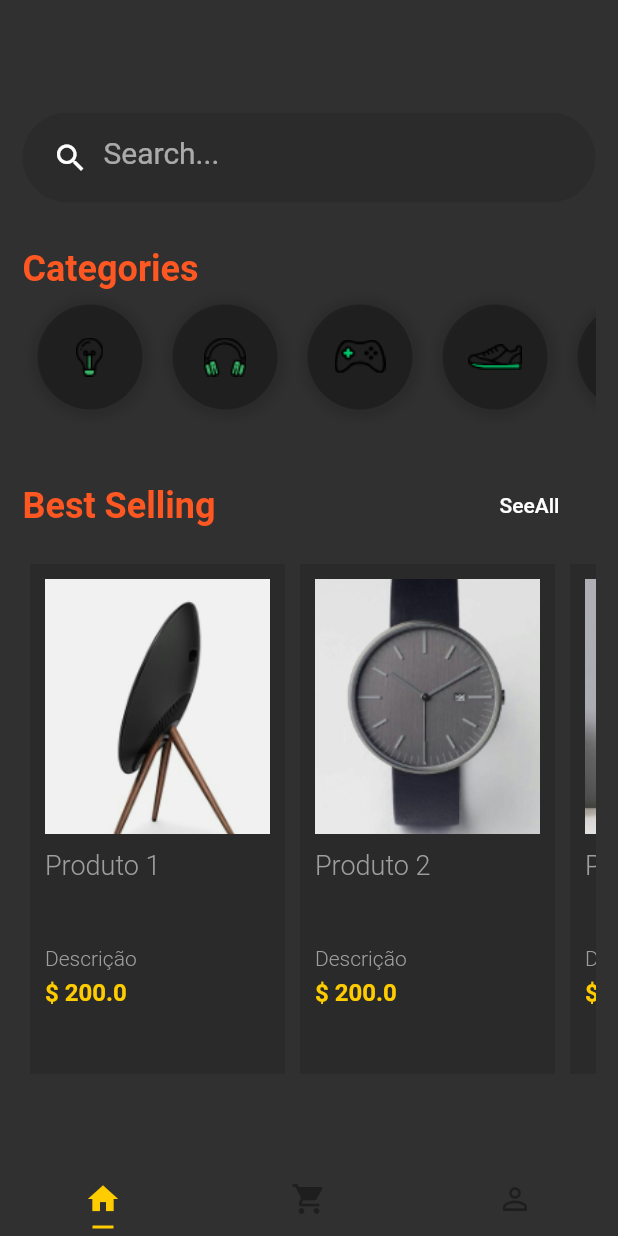
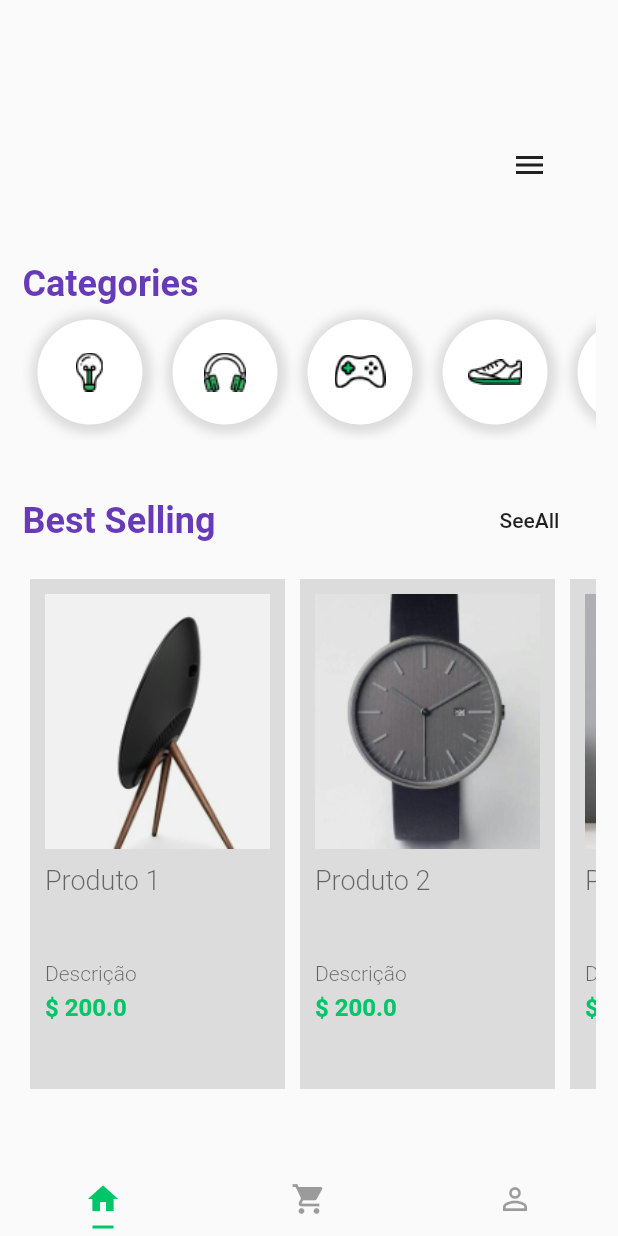
Before and after one commit to felipeminello/flutter-7185, a Flutter app: the screen it shows after launch, on a phone screen of 412 x 824 dp. Run offline on Flutter 3.47's test engine with Material 2 defaults, Android fonts, the phone set to English and light mode, and no system bars.

Commit message:
animações

```diff
--- a/lib/main.dart
+++ b/lib/main.dart
@@ -13,7 +13,7 @@ class MyApp extends StatelessWidget {
     return MaterialApp(
       title: 'Shopping',
       debugShowCheckedModeBanner: false,
-      theme: darkYellowTheme(),
+      theme: lightTheme(),
       home: DefaultTabController(
         length: 3,
         child: TabsPage(),
--- a/lib/pages/product.page.dart
+++ b/lib/pages/product.page.dart
@@ -27,10 +27,13 @@ class ProductPage extends StatelessWidget {
               pinned: true,
               flexibleSpace: FlexibleSpaceBar(
                 centerTitle: true,
-                background: Image.asset(
-                  'assets/${this.image}',
-                  width: double.infinity,
-                  fit: BoxFit.fitWidth,
+                background: Hero(
+                  tag: image,
+                  child: Image.asset(
+                    'assets/${this.image}',
+                    width: double.infinity,
+                    fit: BoxFit.fitWidth,
+                  ),
                 ),
               ),
             ),
--- a/lib/themes/light.theme.dart
+++ b/lib/themes/light.theme.dart
@@ -11,7 +11,7 @@ ThemeData lightTheme() {
     primaryColor: primaryColor,
     accentColor: Colors.white,
     textTheme: new TextTheme(
-      bodyText2: new TextStyle(color: Colors.red), //body1
+      bodyText2: new TextStyle(color: Colors.black54), //body1
       headline1: new TextStyle(fontSize: 78), //display4
       button: new TextStyle(color: Colors.green),
       headline5: new TextStyle(
--- /dev/null
+++ b/lib/widgets/animated-input.widget.dart
@@ -0,0 +1,100 @@
+import 'package:flutter/material.dart';
+
+class AnimatedInput extends StatelessWidget {
+  final AnimationController controller;
+  final Animation<Color> containerColorAnim;
+  final Animation<double> containerOpacityAnim;
+  final Animation<double> containerBorderRadiusAnim;
+  final Animation<double> containerSizeAnim;
+
+  AnimatedInput({this.controller})
+      : containerOpacityAnim = Tween(
+          begin: 0.0,
+          end: 1.0,
+        ).animate(
+          CurvedAnimation(
+            parent: controller,
+            curve: Interval(0.7, 0.9),
+          ),
+        ),
+        containerSizeAnim = Tween(
+          begin: 60.0,
+          end: 280.0,
+        ).animate(
+          CurvedAnimation(
+            parent: controller,
+            curve: Interval(0.2, 0.3),
+          ),
+        ),
+        containerBorderRadiusAnim = Tween(
+          begin: 0.0,
+          end: 30.0,
+        ).animate(
+          CurvedAnimation(
+            parent: controller,
+            curve: Interval(0.25, 0.4),
+          ),
+        ),
+        containerColorAnim = ColorTween(
+          begin: Colors.white.withOpacity(0),
+          end: Colors.black12,
+        ).animate(
+          CurvedAnimation(
+            parent: controller,
+            curve: Interval(0.0, 0.25),
+          ),
+        );
+  @override
+  Widget build(BuildContext context) {
+    return AnimatedBuilder(animation: controller, builder: _animate);
+  }
+
+  Widget _animate(context, child) {
+    return Container(
+      height: 60,
+      decoration: BoxDecoration(
+        color: containerColorAnim.value,
+        borderRadius: BorderRadius.all(
+          Radius.circular(
+            containerBorderRadiusAnim.value,
+          ),
+        ),
+      ),
+      margin: EdgeInsets.all(5),
+      width: containerSizeAnim.value,
+      child: Opacity(
+        opacity: containerOpacityAnim.value,
+        child: Row(
+          children: <Widget>[
+            SizedBox(
+              width: 20,
+            ),
+            Icon(Icons.search),
+            SizedBox(
+              width: 20,
+            ),
+            Container(
+              width: 200,
+              child: TextFormField(
+                keyboardType: TextInputType.text,
+                decoration: InputDecoration(
+                  border: InputBorder.none,
+                  hintText: 'Search...',
+                  labelStyle: TextStyle(
+                    color: Theme.of(context).primaryColor,
+                    fontWeight: FontWeight.w300,
+                    fontSize: 16,
+                  ),
+                ),
+                style: TextStyle(
+                  fontSize: 20,
+                  color: Theme.of(context).primaryColor,
+                ),
+              ),
+            ),
+          ],
+        ),
+      ),
+    );
+  }
+}
--- a/lib/widgets/product/product-item.widget.dart
+++ b/lib/widgets/product/product-item.widget.dart
@@ -38,11 +38,14 @@ class ProductItem extends StatelessWidget {
                 ),
               );
             },
-            child: Image.asset(
-              'assets/${this.image}',
-              width: 170,
-              height: 170,
-              fit: BoxFit.cover,
+            child: Hero(
+              tag: image,
+              child: Image.asset(
+                'assets/${this.image}',
+                width: 170,
+                height: 170,
+                fit: BoxFit.cover,
+              ),
             ),
           ),
           SizedBox(
--- a/lib/widgets/search-box.widget.dart
+++ b/lib/widgets/search-box.widget.dart
@@ -1,45 +1,54 @@
 import 'package:flutter/material.dart';
+import 'package:shopping/widgets/animated-input.widget.dart';
 
-class SearchBox extends StatelessWidget {
+class SearchBox extends StatefulWidget {
   @override
-  Widget build(BuildContext context) {
-    return Container(
-      height: 60,
-      padding: EdgeInsets.only(
-        left: 20,
-      ),
-      decoration: BoxDecoration(
-        color: Color.fromRGBO(0, 0, 0, 0.1),
-        borderRadius: BorderRadius.all(
-          Radius.circular(128),
-        ),
-      ),
-      child: Row(
-        children: <Widget>[
-          Icon(
-            Icons.search,
-          ),
-          Container(
-            width: 200,
-            padding: EdgeInsets.all(10),
-            child: TextFormField(
-              keyboardType: TextInputType.text,
-              decoration: InputDecoration(
-                border: InputBorder.none,
-                hintText: 'Search...',
-                labelStyle: TextStyle(
-                  // color: Colors.black,
-                  fontWeight: FontWeight.w400,
-                  fontSize: 16,
-                ),
-              ),
-              style: TextStyle(
-                fontSize: 20,
-              ),
-            ),
-          ),
-        ],
+  _SearchBoxState createState() => _SearchBoxState();
+}
+
+class _SearchBoxState extends State<SearchBox>
+    with SingleTickerProviderStateMixin {
+  AnimationController _controller;
+
+  bool menuOpened = false;
+
+  @override
+  void initState() {
+    super.initState();
+    _controller = new AnimationController(
+      vsync: this, // referente ao SingleTickerProviderStateMixin
+      duration: Duration(
+        seconds: 1,
       ),
     );
   }
+
+  // evitar memory lick
+  void dispose() {
+    _controller.dispose();
+    super.dispose();
+  }
+
+  @override
+  Widget build(BuildContext context) {
+    return Row(
+      mainAxisAlignment: MainAxisAlignment.spaceBetween,
+      children: <Widget>[
+        AnimatedInput(
+          controller: _controller,
+        ),
+        FlatButton(
+          onPressed: () {
+            !menuOpened ? _controller.forward() : _controller.reverse();
+            menuOpened = !menuOpened;
+          },
+          child: AnimatedIcon(
+            icon: AnimatedIcons.menu_close,
+            progress: _controller,
+            semanticLabel: 'More',
+          ),
+        ),
+      ],
+    );
+  }
 }
```
